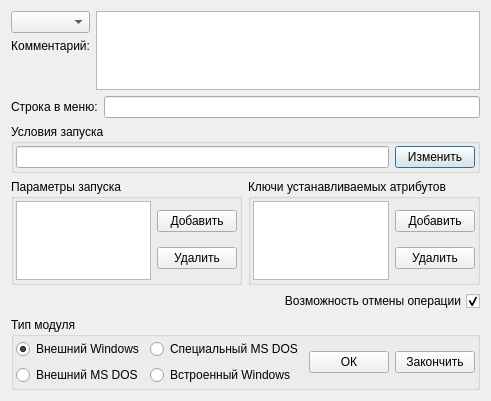
Above: EssView/changemoddialog.ui from kiryachok/EssProject before the change. Below: the same form after it.
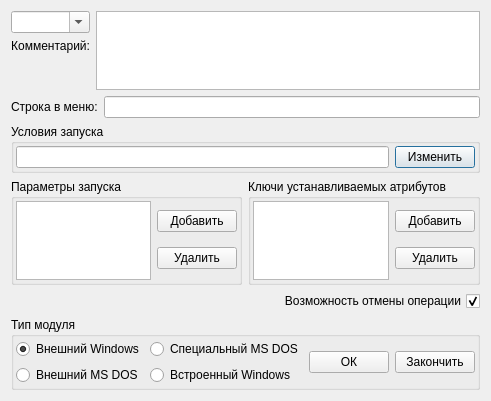
That is the form after the change.

Patch:
```diff
--- a/EssView/changemoddialog.ui
+++ b/EssView/changemoddialog.ui
@@ -21,7 +21,11 @@
        <item>
         <layout class="QVBoxLayout" name="verticalLayout_2">
          <item>
-          <widget class="QComboBox" name="comboBox"/>
+          <widget class="QComboBox" name="comboBox">
+           <property name="editable">
+            <bool>true</bool>
+           </property>
+          </widget>
          </item>
          <item>
           <widget class="QLabel" name="label">
```
